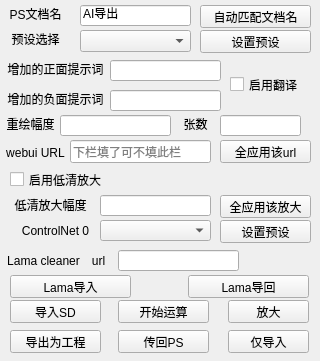
Before: the Qt Designer form small_tab.ui in xi-yue-233/PSDLinkStableDiffusion, drawn with Qt 5.
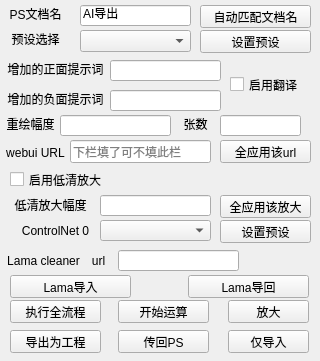
After: the same form once the commit is applied.

Commit message: 1、增加自动导入动作功能，当发现ps内没有插件需要的动作时会自动进行导入 2、修复快捷键失效问题 3、添加了高频层、低频层、饱和度观察层、影调观察层的快速创建插件

What changed in the file:
```diff
--- a/small_tab.ui
+++ b/small_tab.ui
@@ -473,7 +473,7 @@
     <string>按照任务设定从ps当前的文档导出图片进入sd执行</string>
    </property>
    <property name="text">
-    <string>导入SD</string>
+    <string>执行全流程</string>
    </property>
   </widget>
   <widget class="QPushButton" name="start_cal_btn">
```
The commit also changes 17 other files.
